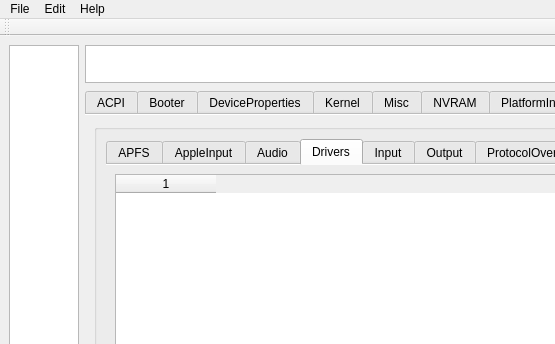
ic005k/OCAuxiliaryTools, file mainwindow.ui: the form before one commit; both pictures show x 0 to 555 and y 0 to 344 of the 1484 by 755 pixel window.
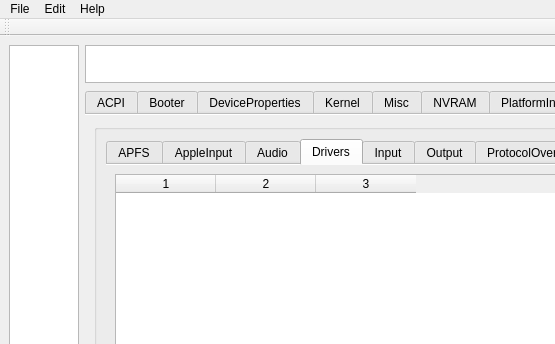
The form after the commit. The open tabs and pages were chosen to show the change. Icons and pictures are not drawn.

The edit to the form file:
```diff
--- a/mainwindow.ui
+++ b/mainwindow.ui
@@ -8471,9 +8471,11 @@
                <item row="0" column="0" colspan="4">
                 <widget class="QTableWidget" name="table_uefi_drivers">
                  <property name="columnCount">
-                  <number>1</number>
+                  <number>3</number>
                  </property>
                  <column/>
+                 <column/>
+                 <column/>
                 </widget>
                </item>
                <item row="1" column="0">
```
Left out of the diff: 6 changed lines with no effect on the pictures.
